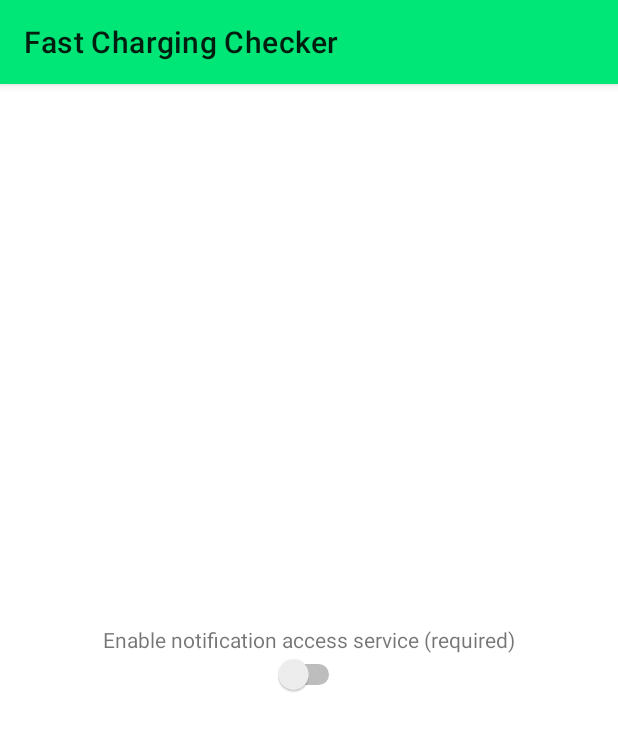
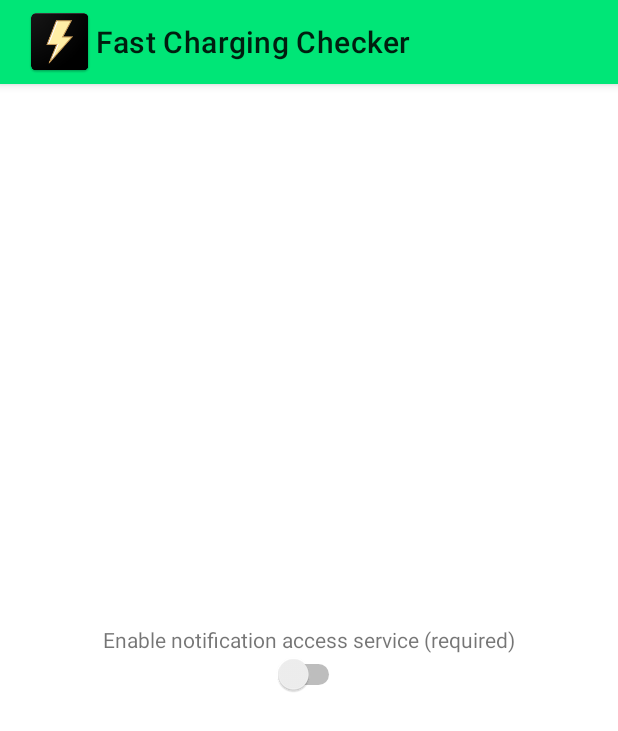
Before and after one commit to milanify/Android-Fast-Charging-Checker, an Android app: the screen it shows after launch (MainActivity), on a phone screen of 412 x 824 dp. Shown: the top 731 px of the screen. Run offline under Robolectric (Android 15) with nearby library versions, the phone set to English and light mode, and no system bars.

Commit message:
Add app icon to the title bar

```diff
--- a/app/src/main/java/me/milanisaweso/fastchargingchecker/MainActivity.java
+++ b/app/src/main/java/me/milanisaweso/fastchargingchecker/MainActivity.java
@@ -2,6 +2,7 @@ package me.milanisaweso.fastchargingchecker;
 
 import android.content.Intent;
 
+import androidx.appcompat.app.ActionBar;
 import androidx.appcompat.app.AppCompatActivity;
 
 import android.os.Bundle;
@@ -24,6 +25,10 @@ public class MainActivity extends AppCompatActivity {
     protected void onCreate(Bundle savedInstanceState) {
         super.onCreate(savedInstanceState);
         setContentView(R.layout.activity_main);
+
+        ActionBar actionBar = getSupportActionBar();
+        actionBar.setDisplayShowHomeEnabled(true);
+        actionBar.setIcon(R.mipmap.ic_launcher);
 
         main_switch = findViewById(R.id.main_switch);
         main_switch_text_view = findViewById(R.id.main_switch_text_view);
```
